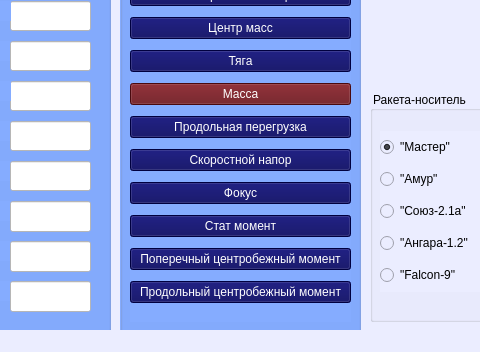
VladimirSmetana/BalDyn, file Rocket_Flying-main/mainwindow.ui: the form before one commit; both pictures show x 180 to 660 and y 298 to 650 of the 1271 by 650 pixel window.
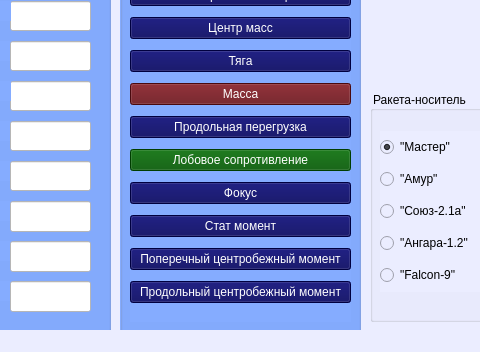
The form after the commit. Custom widgets are drawn as their Qt base class.

Diff of the .ui file:
```diff
--- a/Rocket_Flying-main/mainwindow.ui
+++ b/Rocket_Flying-main/mainwindow.ui
@@ -613,11 +613,12 @@
       <item>
        <widget class="QPushButton" name="Q_Button_2">
         <property name="styleSheet">
-         <string notr="true">background-color: rgb(0, 0, 88);
-color: white</string>
+         <string notr="true">background-color: rgb(0, 85, 0);
+color: white
+</string>
         </property>
         <property name="text">
-         <string>Скоростной напор</string>
+         <string>Лобовое сопротивление</string>
         </property>
        </widget>
       </item>
```
